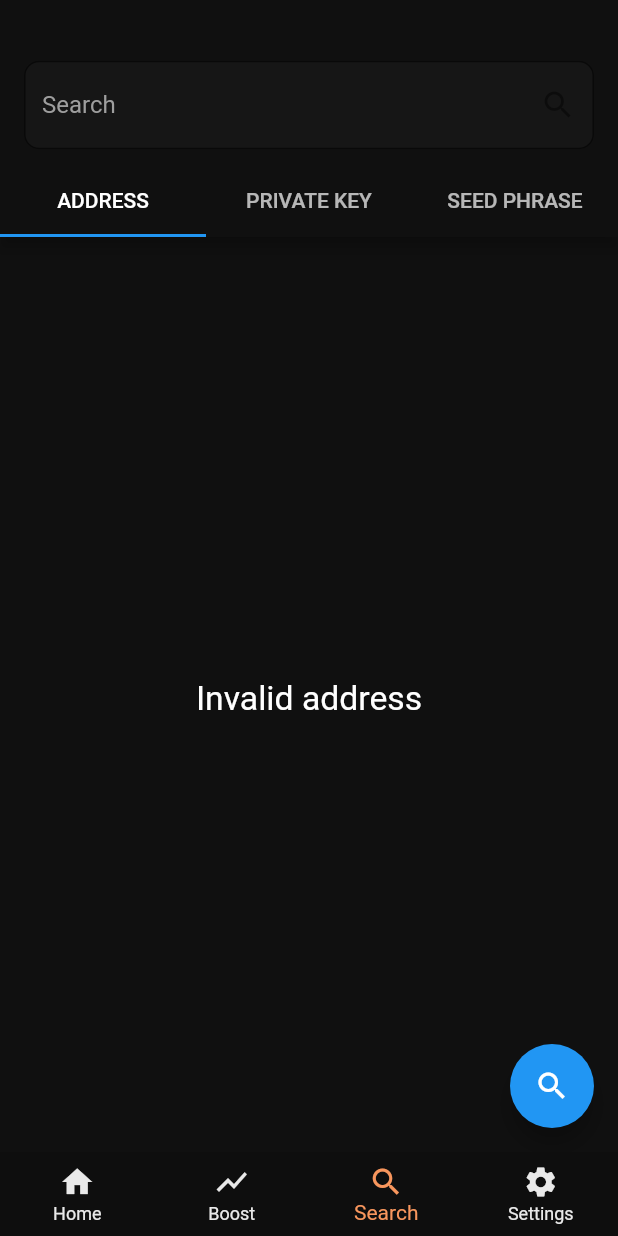
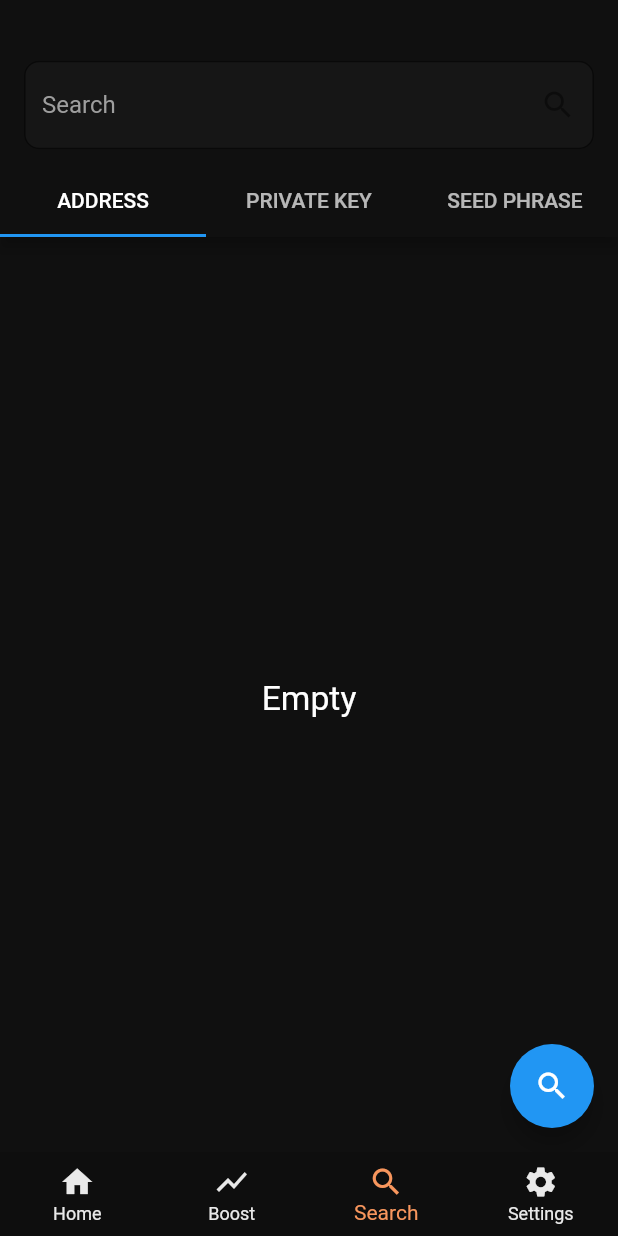
Before and after one commit to vaginessa/Bitcoin-Explorer-Dormant-Bitcoin-Seeker, a Flutter app: the screen it shows after launch, item 3 of the bottom bar chosen, on a phone screen of 412 x 824 dp. Run offline on Flutter 3.47's test engine with Material 2 defaults, Android fonts, the phone set to English and light mode, and no system bars; our stand-ins replace convert, percent_indicator; missing offline and left inert: bip39, bs58check, pointycastle.

Commit message:
fixed #6

```diff
--- a/lib/Views/search/search.dart
+++ b/lib/Views/search/search.dart
@@ -15,6 +15,7 @@ class _SearchState extends State<Search> {
 
   int currentTabIndex = 0;
   TextEditingController inputController = TextEditingController();
+  bool onFirst = true;
 
   @override
   Widget build(BuildContext context) {
@@ -64,8 +65,8 @@ class _SearchState extends State<Search> {
                   ]
                 )
               else
-                const Center(
-                  child: Text("Invalid address", style: TextStyle(color: Colors.white, fontSize: 22.5),)
+                Center(
+                  child: Text(onFirst ? "Empty" : "Invalid address", style: const TextStyle(color: Colors.white, fontSize: 22.5),)
                 ),
               // TAB PRIVATE KEY
               if(WalletGeneratorState.searchResultByPrivateKey != null)
@@ -75,8 +76,8 @@ class _SearchState extends State<Search> {
                   ]
                 )
               else
-                const Center(
-                  child: Text("Invalid private key", style: TextStyle(color: Colors.white, fontSize: 22.5),)
+                Center(
+                  child: Text(onFirst ? "Empty" : "Invalid private key", style: const TextStyle(color: Colors.white, fontSize: 22.5),)
                 ),
               // TAB SEED PHRASE
               if(WalletGeneratorState.searchResultBySeedPhrase != null)
@@ -154,6 +155,12 @@ class _SearchState extends State<Search> {
         setState((){});
       });
     }
+
+    if(onFirst){
+      setState(() {
+        onFirst = false;
+      });
+    }
   }
 
   void onChangeTab(int index){
```
